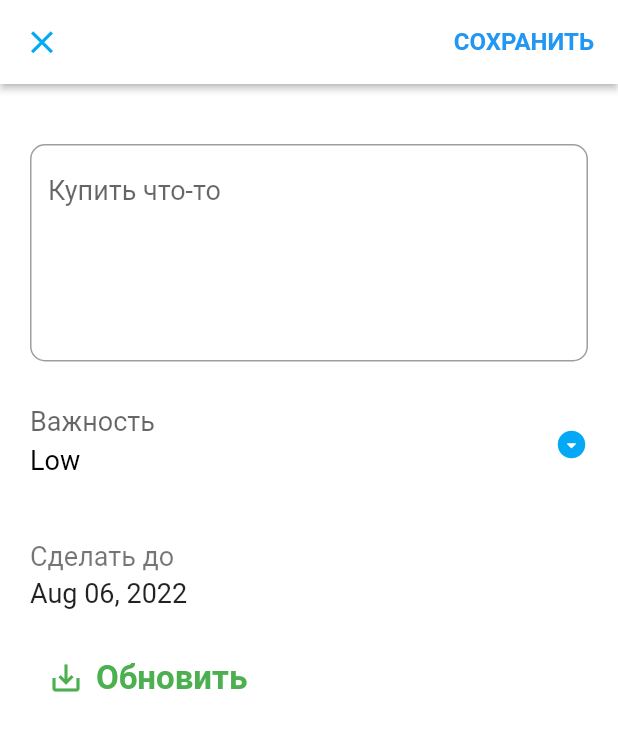
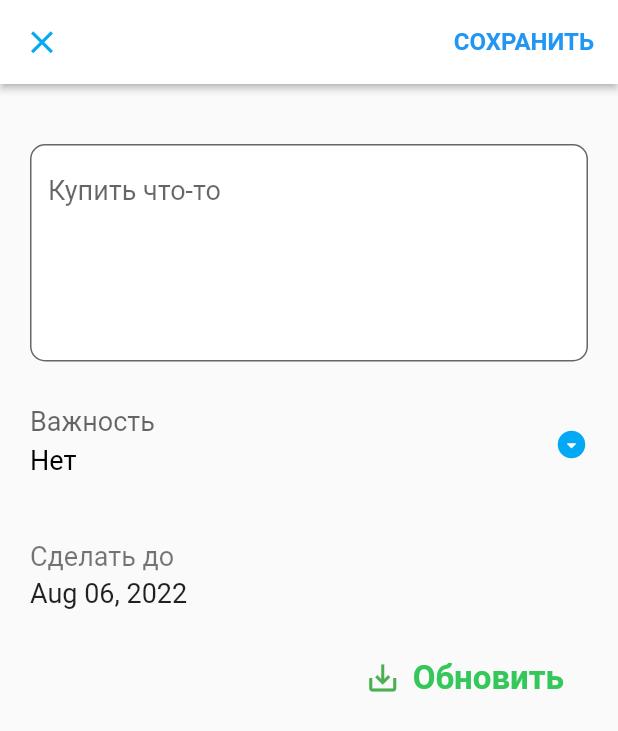
Before and after one commit to tauptaup/todo, a Flutter app: the AddNoteScreen screen opened directly, on a phone screen of 412 x 824 dp. Shown: the top 731 px of the screen. Run offline on Flutter 3.47's test engine with Material 2 defaults, Android fonts, the phone set to English and light mode, and no system bars; our stand-ins replace flutter_slidable, sqflite; accounts and stored records are empty.

Commit message:
Update add_note_screen.dart

```diff
--- a/lib/screens/add_note_screen.dart
+++ b/lib/screens/add_note_screen.dart
@@ -19,14 +19,14 @@ class _AddNoteScreenState extends State<AddNoteScreen> {
   final _formKey = GlobalKey<FormState>();
 
   DateTime _date = DateTime.now();
-  String _priority = 'Low';
+  String _priority = 'Нет';
   String _title = '';
   String btnText = 'Add Note';
   String titleText = 'todo';
 
   TextEditingController _dateController = TextEditingController();
   final DateFormat _dateFormatter = DateFormat('MMM dd, yyyy');
-  final List<String> _priorities = ['Low', 'Medium', 'High'];
+  final List<String> _priorities = ['Нет', 'Низкий', 'Высокии'];
 
   delete() {
     DatabaseHelper.instance.deleteNote(widget.note!.id!);
@@ -144,7 +144,6 @@ class _AddNoteScreenState extends State<AddNoteScreen> {
                       fontWeight: FontWeight.bold)))
         ],
       ),
-      backgroundColor: Colors.white,
       body: GestureDetector(
         onTap: () => FocusScope.of(context).unfocus(),
         child: SingleChildScrollView(
@@ -177,6 +176,8 @@ class _AddNoteScreenState extends State<AddNoteScreen> {
                                 fontSize: 18.0,
                                 color: Colors.black54,
                               ),
+                              filled: true,
+                              fillColor: Colors.white,
                               border: OutlineInputBorder(
                                 borderRadius: BorderRadius.circular(10.0),
                               ),
@@ -245,6 +246,33 @@ class _AddNoteScreenState extends State<AddNoteScreen> {
                             ),
                           ),
                         ),
+                        Row(
+                          mainAxisAlignment: MainAxisAlignment.spaceBetween,
+                          children: [
+                            widget.note != null
+                                ? Container(
+                                    alignment: Alignment.centerLeft,
+                                    child: ElevatedButton.icon(
+                                      style: ElevatedButton.styleFrom(
+                                          primary:
+                                              Theme.of(context).canvasColor,
+                                          elevation: 0),
+                                      icon: Icon(
+                                        Icons.delete,
+                                        color: Color(0xFFFF3B30),
+                                        size: 30,
+                                      ),
+                                      onPressed: delete,
+                                      label: Text(
+                                        'Удалить',
+                                        style: TextStyle(
+                                          fontSize: 22.0,
+                                          color: Color(0xFFFF3B30),
+                                        ),
+                                      ),
+                                    ),
+                                  )
+                                : SizedBox.shrink(),
                             Container(
                               alignment: Alignment.centerLeft,
                               child: ElevatedButton.icon(
@@ -254,39 +282,20 @@ class _AddNoteScreenState extends State<AddNoteScreen> {
                                 ),
                                 onPressed: _submit,
                                 style: ElevatedButton.styleFrom(
-                                primary: Colors.white, elevation: 0),
+                                    primary: Theme.of(context).canvasColor,
+                                    elevation: 0),
                                 label: Text(
                                   'Обновить',
                                   style: TextStyle(
                                     fontSize: 22.0,
-                                color: Colors.green,
+                                    color: Color(0xFF34C759),
                                     fontWeight: FontWeight.bold,
                                   ),
                                 ),
                               ),
                             ),
-                        widget.note != null
-                            ? Container(
-                                alignment: Alignment.centerLeft,
-                                child: ElevatedButton.icon(
-                                  style: ElevatedButton.styleFrom(
-                                      primary: Colors.white, elevation: 0),
-                                  icon: Icon(
-                                    Icons.delete,
-                                    color: Colors.red,
-                                    size: 30,
+                          ],
                         ),
-                                  onPressed: delete,
-                                  label: Text(
-                                    'Удалить',
-                                    style: TextStyle(
-                                      fontSize: 22.0,
-                                      color: Colors.red,
-                                    ),
-                                  ),
-                                ),
-                              )
-                            : SizedBox.shrink(),
                       ],
                     ),
                   )
```
Lines whose indentation alone changed are shown as unchanged.
